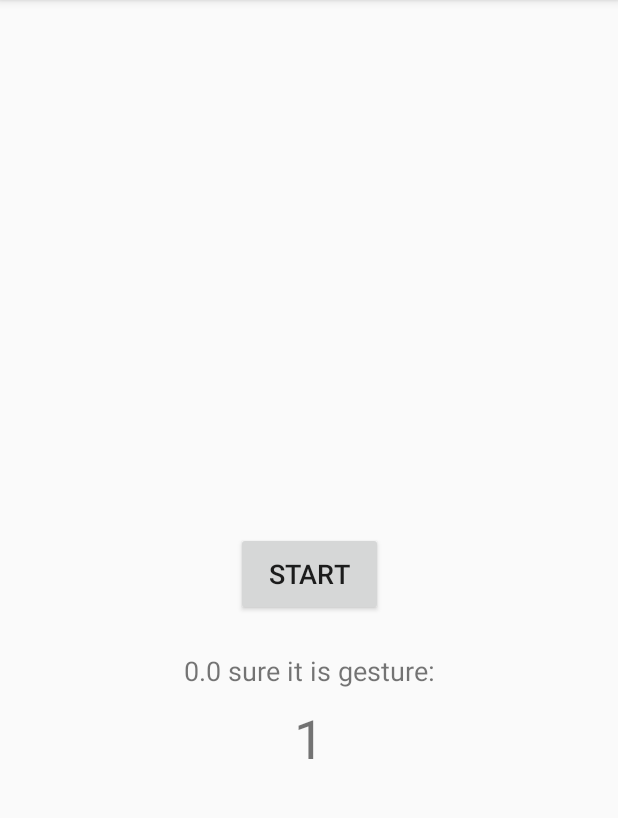
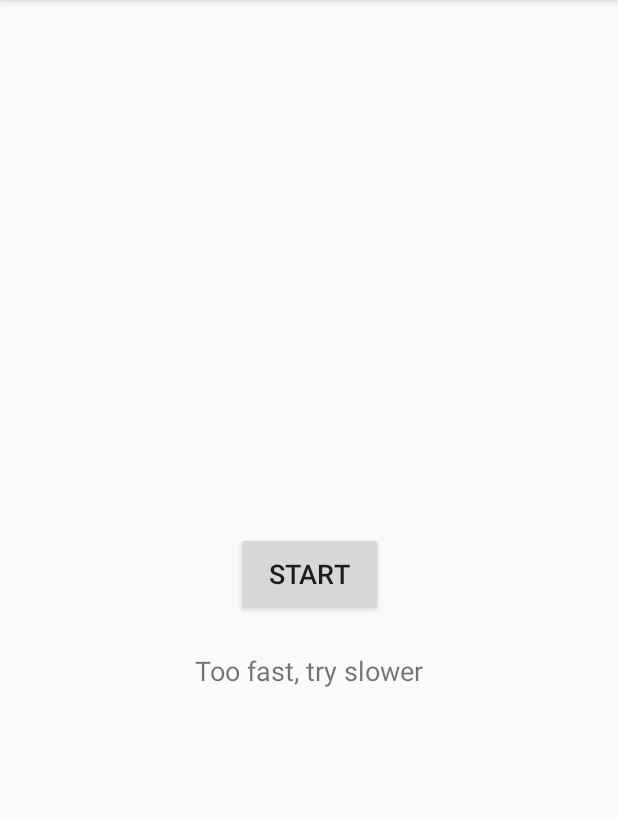
Before and after one commit to LeonVitanos/bachelor-thesis, an Android app: the screen it shows after launch (MainActivity), after a tap on "STOP", on a phone screen of 412 x 824 dp, the part 84-902 px from its top. Run offline under Robolectric (Android 15) with nearby library versions, the phone set to English and light mode, and no system bars; libraries missing offline, so code that uses them is left out: org.tensorflow.lite; 1 statement that could not run was skipped; 1 other tap on this screen came first.

Commit message:
now user gets message if he recorded too slow or too fast

```diff
--- a/GestureRecognitionAndroidApp/app/src/main/java/com/example/gesturerecognition/MainActivity.java
+++ b/GestureRecognitionAndroidApp/app/src/main/java/com/example/gesturerecognition/MainActivity.java
@@ -18,8 +18,6 @@ import java.io.FileInputStream;
 import java.io.IOException;
 import java.util.ArrayList;
 import java.lang.Math;
-
-import static java.lang.Math.sqrt;
 
 public class MainActivity extends AppCompatActivity implements SensorEventListener{
 
@@ -84,6 +82,14 @@ public class MainActivity extends AppCompatActivity implements SensorEventListen
                     xText.setVisibility(View.INVISIBLE);
                     yText.setVisibility(View.INVISIBLE);
                     zText.setVisibility(View.INVISIBLE);
+                    gestureText.setVisibility(View.VISIBLE);
+
+                    if(count<10 || count>30){
+                        if(count<10) gestureText.setText("Too fast, try slower");
+                        else if(count>30) gestureText.setText("Too slow, try faster" + count);
+                        count=0;
+                        return;
+                    }
 
                     ArrayList<Float> x_haar = new ArrayList<Float>();
                     ArrayList<Float> y_haar = new ArrayList<Float>();
@@ -93,11 +99,6 @@ public class MainActivity extends AppCompatActivity implements SensorEventListen
                     x_haar = multilevel_haar_transform(x);
                     y_haar = multilevel_haar_transform(y);
                     z_haar = multilevel_haar_transform(z);
-
-                    for(int i=0;i<x_haar.size();i++){
-                        //System.out.println();
-                        System.out.printf(" %.15f %n", x_haar.get(i));
-                    }
 
                     while(x_haar.size()<8)
                         x_haar.add((float)0);
@@ -131,10 +132,8 @@ public class MainActivity extends AppCompatActivity implements SensorEventListen
                     y = new ArrayList<Float>();
                     z = new ArrayList<Float>();
 
-                    gestureText.setText(String.valueOf(max_percentage) + " sure it is gesture:");
-                    gestureText.setVisibility(View.VISIBLE);
+                    gestureText.setText(String.valueOf(max_percentage) + " sure it is gesture:" + count);
                     gestureNumber.setText(String.valueOf(gesture_class+1));
-                   // textView.setText(String.valueOf(count));
                     count=0;
                     gestureNumber.setVisibility(View.VISIBLE);
                 }
@@ -163,9 +162,6 @@ public class MainActivity extends AppCompatActivity implements SensorEventListen
         float[][] gesture = new float[1][20];
 
         tflite.run(ret, gesture);
-        //System.out.println("Gestures");
-        //for(int i=0; i<20; i++)
-        //    System.out.printf("gesture %d: %f\n",i, gesture[0][i]);
 
         return gesture;
     }
@@ -185,7 +181,7 @@ public class MainActivity extends AppCompatActivity implements SensorEventListen
     public void onSensorChanged(SensorEvent sensorEvent) {
         long currentTimeMillis = System.currentTimeMillis();
 
-        // Trying to add a sample every ~100ms
+        // Trying to add a sample every ~100ms / sampling rate ~10Hz
         if(last_time_stamp_added==0){
             last_time_stamp_added=currentTimeMillis;
             addSensorData(sensorEvent.values[0], sensorEvent.values[1], sensorEvent.values[2]);
@@ -197,9 +193,6 @@ public class MainActivity extends AppCompatActivity implements SensorEventListen
             temp_z = sensorEvent.values[2];
         }
         else{
-            //System.out.println(0);
-            //System.out.println(Math.abs(last_time_stamp-last_time_stamp_added-100));
-            //System.out.println(currentTimeMillis-last_time_stamp_added-100);
             if(Math.abs(last_time_stamp-last_time_stamp_added-100) <= currentTimeMillis-last_time_stamp_added-100){
                 last_time_stamp_added=last_time_stamp;
                 addSensorData(temp_x, temp_y, temp_z);
@@ -302,12 +295,10 @@ public class MainActivity extends AppCompatActivity implements SensorEventListen
 
     protected void onResume() {
         super.onResume();
-        //SM.registerListener(this, mySensor, SensorManager.SENSOR_DELAY_UI);
     }
 
     protected void onPause() {
         super.onPause();
-        //SM.unregisterListener(this);
     }
 
 }
```
